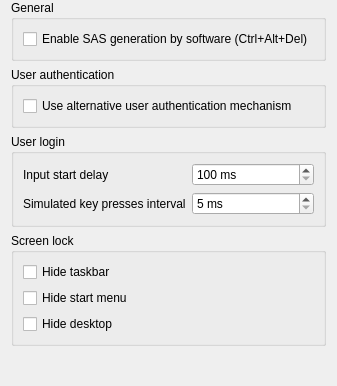
First picture: the form in plugins/platform/windows/WindowsPlatformConfigurationPage.ui, repository veyon/veyon, before the edit.
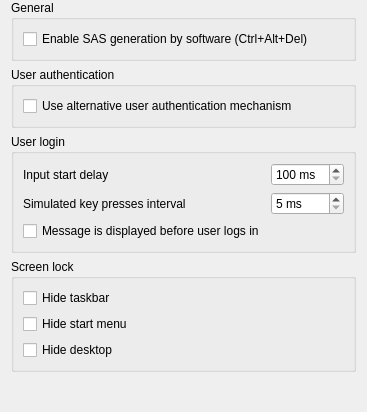
Second picture: the form after the edit. Icons and pictures are not drawn.

Commit message:
Allow remote log in when a logon message is displayed
Add feature to allow login when there is a login message displayed.

What changed in the file:
```diff
--- a/plugins/platform/windows/WindowsPlatformConfigurationPage.ui
+++ b/plugins/platform/windows/WindowsPlatformConfigurationPage.ui
@@ -100,6 +100,13 @@
         </property>
        </widget>
       </item>
+      <item row="2">
+       <widget class="QCheckBox" name="logonMessageUsed">
+        <property name="text">
+         <string>Message is displayed before user logs in</string>
+        </property>
+       </widget>
+      </item>
      </layout>
     </widget>
    </item>
```
Left out of the diff: 1 changed line with no effect on the pictures. The commit also changes 2 other files.
